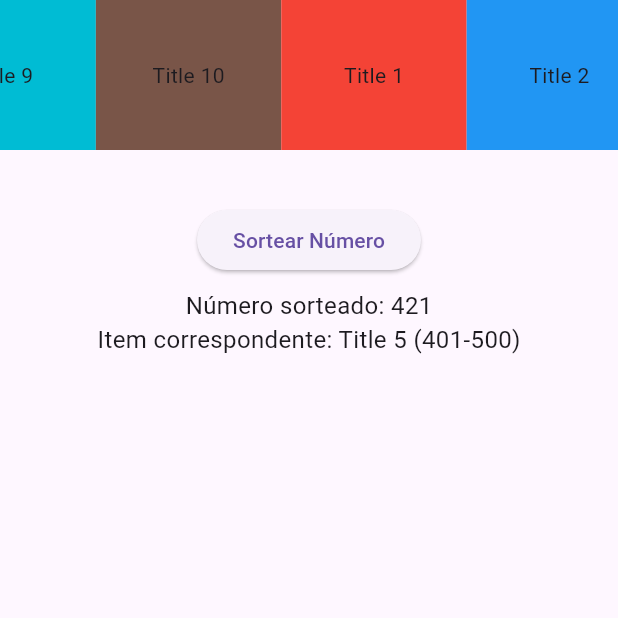
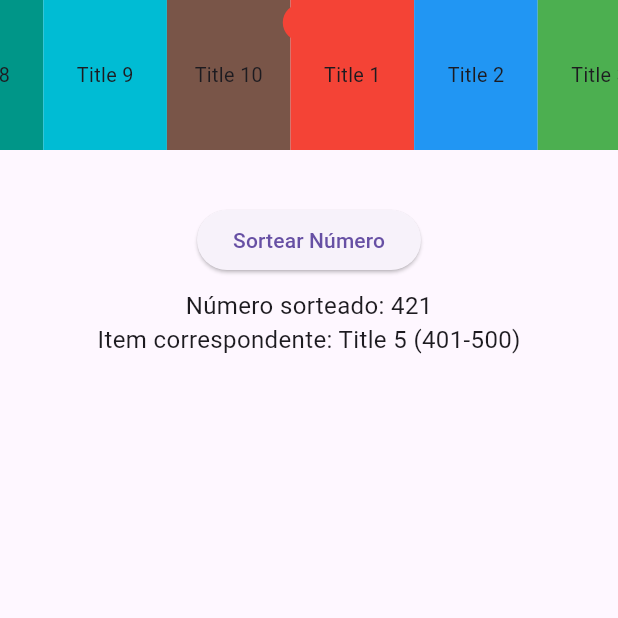
Before and after one commit to joaoconstancio1/genie_luck, a Flutter app: the screen it shows after launch, after a tap on "Sortear Número", on a phone screen of 412 x 824 dp, the top half of it. Run offline on Flutter 3.47's test engine with Material 3 defaults, Android fonts, the phone set to English and light mode, and no system bars.

Commit message:
Refactor GenieSlider to dynamically adjust item width and initialize PageController based on screen size

```diff
--- a/analysis_options.yaml
+++ b/analysis_options.yaml
@@ -23,6 +23,5 @@ linter:
   rules:
     # avoid_print: false  # Uncomment to disable the `avoid_print` rule
     # prefer_single_quotes: true  # Uncomment to enable the `prefer_single_quotes` rule
-
 # Additional information about this file can be found at
 # https://dart.dev/guides/language/analysis-options
--- a/lib/genie_slider.dart
+++ b/lib/genie_slider.dart
@@ -74,40 +74,32 @@ class GenieSlider extends StatefulWidget {
 class _GenieSliderState extends State<GenieSlider> {
   int? randomNumber;
   SliderItem? selectedItem;
-  final PageController _pageController = PageController(
-    viewportFraction: 0.3,
-    initialPage: 1000,
-  );
+  PageController? _pageController;
+  double itemWidth =
+      100.0; // Largura inicial dos itens, será ajustada dinamicamente
 
   @override
   void dispose() {
-    _pageController.dispose();
+    _pageController?.dispose();
     super.dispose();
   }
 
   Future<void> _animateToItem(int targetIndex) async {
     int itemsCount = sliderItems.length;
-    const int loops = 3; // 3 voltas completas
+    const int loops = 3;
 
-    // Get the current page (as an integer)
-    int currentPage =
-        _pageController.page?.round() ?? _pageController.initialPage;
-
-    // Normalize the current page to a value within the range of sliderItems
+    int currentPage = _pageController!.page?.round() ?? 1000;
     int currentIndex = currentPage % itemsCount;
 
-    // Calculate how many steps to reach the target index after 3 loops
     int stepsToTarget = targetIndex - currentIndex;
     if (stepsToTarget < 0) {
-      stepsToTarget += itemsCount; // Ensure we move forward
+      stepsToTarget += itemsCount;
     }
 
-    // Total steps: 3 full loops + steps to the target
     final int totalSteps = (itemsCount * loops) + stepsToTarget;
     final int targetPage = currentPage + totalSteps;
 
-    // Animate to the target page
-    await _pageController.animateToPage(
+    await _pageController!.animateToPage(
       targetPage,
       duration: const Duration(milliseconds: 4000),
       curve: Curves.easeOutExpo,
@@ -116,6 +108,24 @@ class _GenieSliderState extends State<GenieSlider> {
 
   @override
   Widget build(BuildContext context) {
+    // Número de itens que queremos visíveis ao mesmo tempo
+    const int visibleItems = 5; // Ajustado para 5 itens visíveis
+
+    // Calcula a largura da tela
+    double screenWidth = MediaQuery.of(context).size.width;
+
+    // Calcula a largura dos itens para que 5 itens sejam visíveis ao mesmo tempo
+    itemWidth = screenWidth / visibleItems;
+
+    // Calcula o viewportFraction com base na largura dos itens
+    double viewportFraction = itemWidth / screenWidth;
+
+    // Inicializa o PageController
+    _pageController ??= PageController(
+      initialPage: 1000,
+      viewportFraction: viewportFraction,
+    );
+
     return Scaffold(
       body: Column(
         children: [
@@ -129,10 +139,22 @@ class _GenieSliderState extends State<GenieSlider> {
                     controller: _pageController,
                     itemBuilder: (context, index) {
                       final item = sliderItems[index % sliderItems.length];
-                      return Container(
-                        width: 100,
-                        color: item.color,
-                        child: Center(child: Text(item.title!)),
+                      return SizedBox(
+                        width: itemWidth, // Largura ajustada dinamicamente
+                        height: 80, // Altura fixa
+                        child: Container(
+                          color: item.color,
+                          child: Center(
+                            child: Text(
+                              item.title!,
+                              style: TextStyle(
+                                fontSize: 16 *
+                                    (itemWidth /
+                                        100), // Ajusta o tamanho da fonte proporcionalmente
+                              ),
+                            ),
+                          ),
+                        ),
                       );
                     },
                   ),
```
